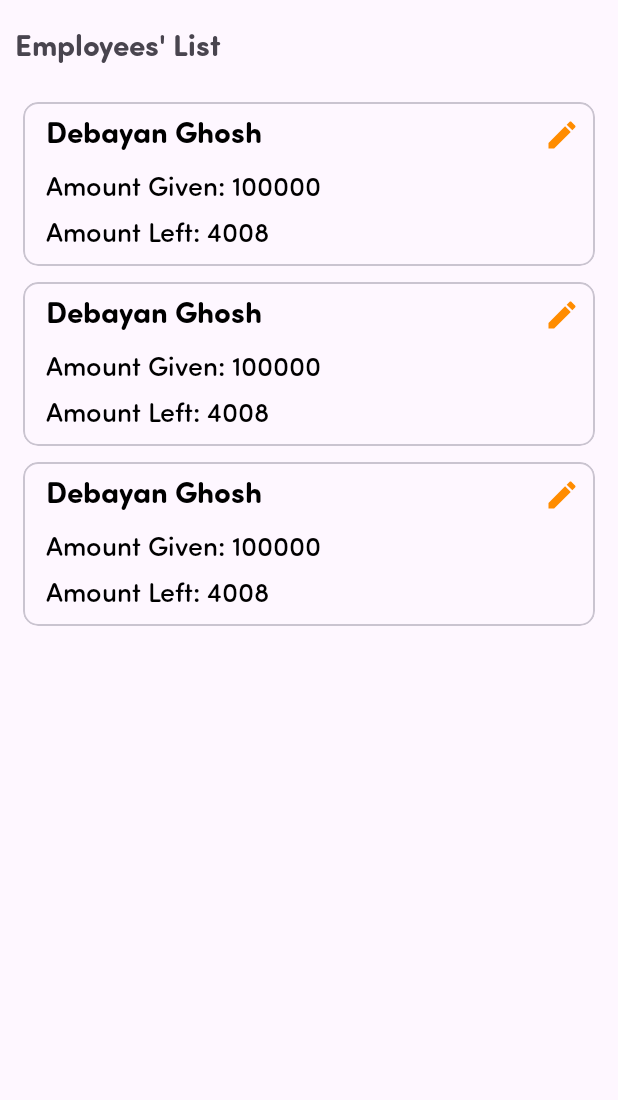
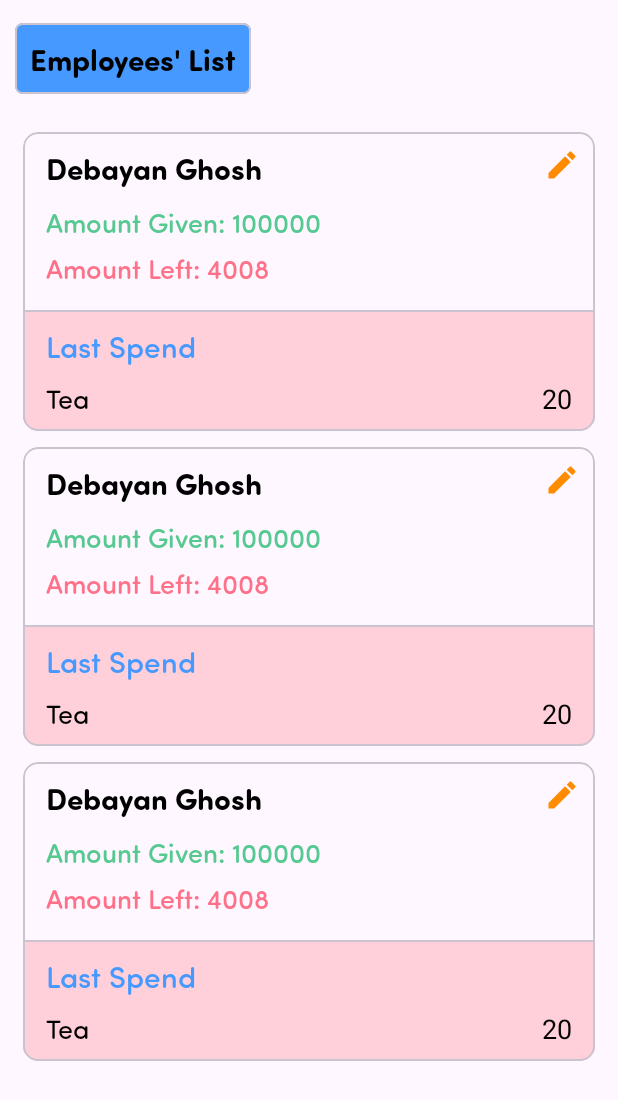
Before and after one commit to debz-g/MoneyManager, an Android app: the layout activity_main.xml on its own in the app's theme, with its tools: preview values and no code run, on a phone screen of 412 x 824 dp. Shown: the top 1100 px of the screen. Run offline under Robolectric (Android 15) with nearby library versions, the phone set to English and light mode, and no system bars.

Commit message:
major changes

```diff
--- a/app/src/main/res/layout/activity_main.xml
+++ b/app/src/main/res/layout/activity_main.xml
@@ -6,26 +6,39 @@
     android:layout_height="match_parent"
     tools:context=".MainActivity">
 
-   <TextView
-       android:id="@+id/tvPlaceText"
+   <com.google.android.material.card.MaterialCardView
+       android:id="@+id/mcvText"
        android:layout_width="wrap_content"
        android:layout_height="wrap_content"
-       android:textSize="20sp"
-       android:text="Employees' List"
-       android:fontFamily="@font/sofiaprosoftbold"
        app:layout_constraintTop_toTopOf="parent"
        app:layout_constraintStart_toStartOf="parent"
        android:layout_marginTop="15dp"
        android:layout_marginStart="10dp"
+       app:cardCornerRadius="5dp"
+       android:backgroundTint="@color/material_blue"
+       >
 
-       />
+      <TextView
+          android:id="@+id/tvPlaceText"
+          android:layout_width="wrap_content"
+          android:layout_height="wrap_content"
+          android:textSize="20sp"
+          android:text="Employees' List"
+          android:textColor="@color/black"
+          android:fontFamily="@font/sofiaprosoftbold"
+          android:layout_margin="10dp"
+          />
+
+   </com.google.android.material.card.MaterialCardView>
+
+
 
 
    <androidx.recyclerview.widget.RecyclerView
        android:id="@+id/rvEmployeesList"
        android:layout_width="match_parent"
        android:layout_height="0dp"
-       app:layout_constraintTop_toBottomOf="@id/tvPlaceText"
+       app:layout_constraintTop_toBottomOf="@id/mcvText"
        app:layout_constraintStart_toStartOf="parent"
        app:layout_constraintEnd_toEndOf="parent"
        app:layout_constraintBottom_toBottomOf="parent"
--- a/app/src/main/res/layout/edit_dialog_layout.xml
+++ b/app/src/main/res/layout/edit_dialog_layout.xml
@@ -2,18 +2,17 @@
 <androidx.constraintlayout.widget.ConstraintLayout xmlns:android="http://schemas.android.com/apk/res/android"
     xmlns:app="http://schemas.android.com/apk/res-auto"
     android:layout_width="match_parent"
-    android:layout_height="wrap_content">
+    android:layout_height="match_parent">
 
     <com.google.android.material.card.MaterialCardView
         app:layout_constraintStart_toStartOf="parent"
         app:layout_constraintEnd_toEndOf="parent"
         app:layout_constraintTop_toTopOf="parent"
-        android:layout_width="match_parent"
+        android:layout_width="300dp"
         android:layout_height="wrap_content"
         android:backgroundTint="@color/white"
         app:cardCornerRadius="15dp"
-        app:cardElevation="5dp"
-        app:cardUseCompatPadding="true">
+        app:cardElevation="5dp">
 
         <LinearLayout
             android:layout_width="match_parent"
--- a/app/src/main/res/layout/employee_item_layout.xml
+++ b/app/src/main/res/layout/employee_item_layout.xml
@@ -34,10 +34,9 @@
             android:id="@+id/ll1"
             android:layout_width="wrap_content"
             android:layout_height="match_parent"
-            android:layout_marginVertical="5dp"
             android:layout_marginStart="15dp"
             android:orientation="vertical"
-            app:layout_constraintBottom_toBottomOf="parent"
+            android:layout_marginTop="10dp"
             app:layout_constraintStart_toStartOf="parent"
             app:layout_constraintTop_toTopOf="parent">
 
@@ -57,7 +56,7 @@
                 android:layout_marginTop="10dp"
                 android:fontFamily="@font/sofiaprosoftmedium"
                 android:text="Amount Given: 100000"
-                android:textColor="@color/black"
+                android:textColor="@color/material_green"
                 android:textSize="18sp" />
 
             <TextView
@@ -68,12 +67,81 @@
                 android:layout_marginBottom="5dp"
                 android:fontFamily="@font/sofiaprosoftmedium"
                 android:text="Amount Left: 4008"
-                android:textColor="@color/black"
+                android:textColor="@color/material_red"
                 android:textSize="18sp" />
 
 
         </LinearLayout>
 
+        <com.google.android.material.card.MaterialCardView
+            app:layout_constraintStart_toStartOf="parent"
+            app:layout_constraintEnd_toEndOf="parent"
+            app:layout_constraintTop_toBottomOf="@id/ll1"
+            app:layout_constraintBottom_toBottomOf="parent"
+            android:layout_marginTop="10dp"
+            app:cardCornerRadius="0dp"
+            app:cardBackgroundColor="@color/subtle_red"
+            android:layout_width="match_parent"
+            android:layout_height="wrap_content">
+
+           <LinearLayout
+               android:layout_width="match_parent"
+               android:layout_height="wrap_content"
+               android:orientation="vertical"
+               >
+
+               <TextView
+                   android:layout_width="wrap_content"
+                   android:layout_height="wrap_content"
+                   android:text="Last Spend"
+                   android:textSize="20sp"
+                   android:fontFamily="@font/sofiaprosoftmedium"
+                   android:textColor="@color/material_blue"
+                   android:layout_marginTop="10dp"
+                   android:layout_marginStart="15dp"
+                   />
+
+               <LinearLayout
+                   android:layout_width="match_parent"
+                   android:layout_height="wrap_content">
+
+
+                   <TextView
+                       android:id="@+id/tvLastDesc"
+                       android:layout_width="match_parent"
+                       android:layout_height="wrap_content"
+                       android:layout_weight="1"
+                       android:text="Tea"
+                       android:textColor="@color/black"
+                       android:layout_gravity="center"
+                       android:layout_marginStart="15dp"
+                       android:layout_marginTop="10dp"
+                       android:layout_marginBottom="10dp"
+                       android:textSize="18sp"
+                       android:fontFamily="@font/sofiaprosoftregular"
+                       />
+
+                   <TextView
+                       android:id="@+id/tvLastAmt"
+                       android:layout_width="match_parent"
+                       android:layout_height="wrap_content"
+                       android:text="20"
+                       android:textColor="@color/black"
+                       android:layout_weight="1"
+                       android:layout_marginRight="15dp"
+                       android:textSize="18sp"
+                       android:layout_gravity="center"
+                       android:gravity="end"
+                       />
+
+               </LinearLayout>
+
+
+
+           </LinearLayout>
+
+        </com.google.android.material.card.MaterialCardView>
+
 
     </androidx.constraintlayout.widget.ConstraintLayout>
 
--- a/app/src/main/res/values/colors.xml
+++ b/app/src/main/res/values/colors.xml
@@ -7,4 +7,25 @@
     <color name="teal_700">#FF018786</color>
     <color name="black">#FF000000</color>
     <color name="white">#FFFFFFFF</color>
+    <color name="material_red">#FF7189</color>
+    <color name="material_red_dark">#FF4766</color>
+    <color name="material_blue">#4599FF</color>
+    <color name="material_purple">#B15AFF</color>
+    <color name="subtle_purple">#E8CDFF</color>
+    <color name="material_green">#56C990</color>
+    <color name="material_orange">#FF6D63</color>
+    <color name="subtle_red">#D2FFC8D2</color>
+    <color name="dark">#4D4D4D</color>
+    <color name="darktwo">#2C2C2C</color>
+    <color name="grey">#727272</color>
+    <color name="material_grey">#EFEFEF</color>
+    <color name="trans">#00FFFFFF</color>
+    <color name="card_color1">#FFF1D4</color>
+    <color name="card_color2">#FFDAB8</color>
+    <color name="card_color3">#FFD3D3</color>
+
+    <!--SnackBar Colors-->
+    <color name="colorSuccess">#4caf50</color>
+    <color name="colorError">#d32f2f</color>
+    <color name="colorWarning">#ff9800</color>
 </resources>
```
